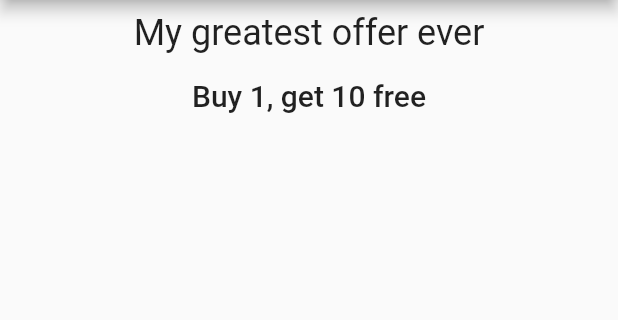
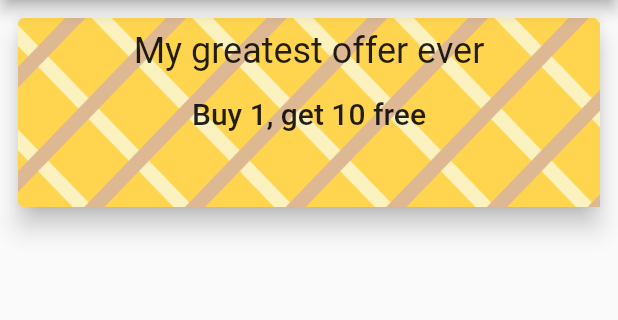
Before and after one commit to thomashoddinott/coffee-masters, a Flutter app: the screen it shows after launch, on a phone screen of 412 x 824 dp, the part 84-404 px from its top. Run offline on Flutter 3.47's test engine with Material 2 defaults, Android fonts, the phone set to English and light mode, and no system bars.

Commit message:
creating the card layout

```diff
--- a/lib/offerspage.dart
+++ b/lib/offerspage.dart
@@ -25,7 +25,22 @@ class Offer extends StatelessWidget {
 
   @override
   Widget build(BuildContext context) {
-    return Column(children: [
+    return SizedBox(
+      height: 150,
+      child: Padding(
+        padding: const EdgeInsets.all(8.0),
+        child: Card(
+          color: Colors.amber.shade300,
+          elevation: 7,
+          child: Container(
+            decoration: const BoxDecoration(
+              image: DecorationImage(
+                  fit: BoxFit.cover,
+                  image: AssetImage(
+                    "images/background.png",
+                  )),
+            ),
+            child: Column(children: [
               Padding(
                 padding: const EdgeInsets.all(8.0),
                 child: Center(
@@ -42,6 +57,10 @@ class Offer extends StatelessWidget {
                   style: Theme.of(context).textTheme.headline6,
                 )),
               ),
-    ]);
+            ]),
+          ),
+        ),
+      ),
+    );
   }
 }
```
Lines whose indentation alone changed are shown as unchanged.
